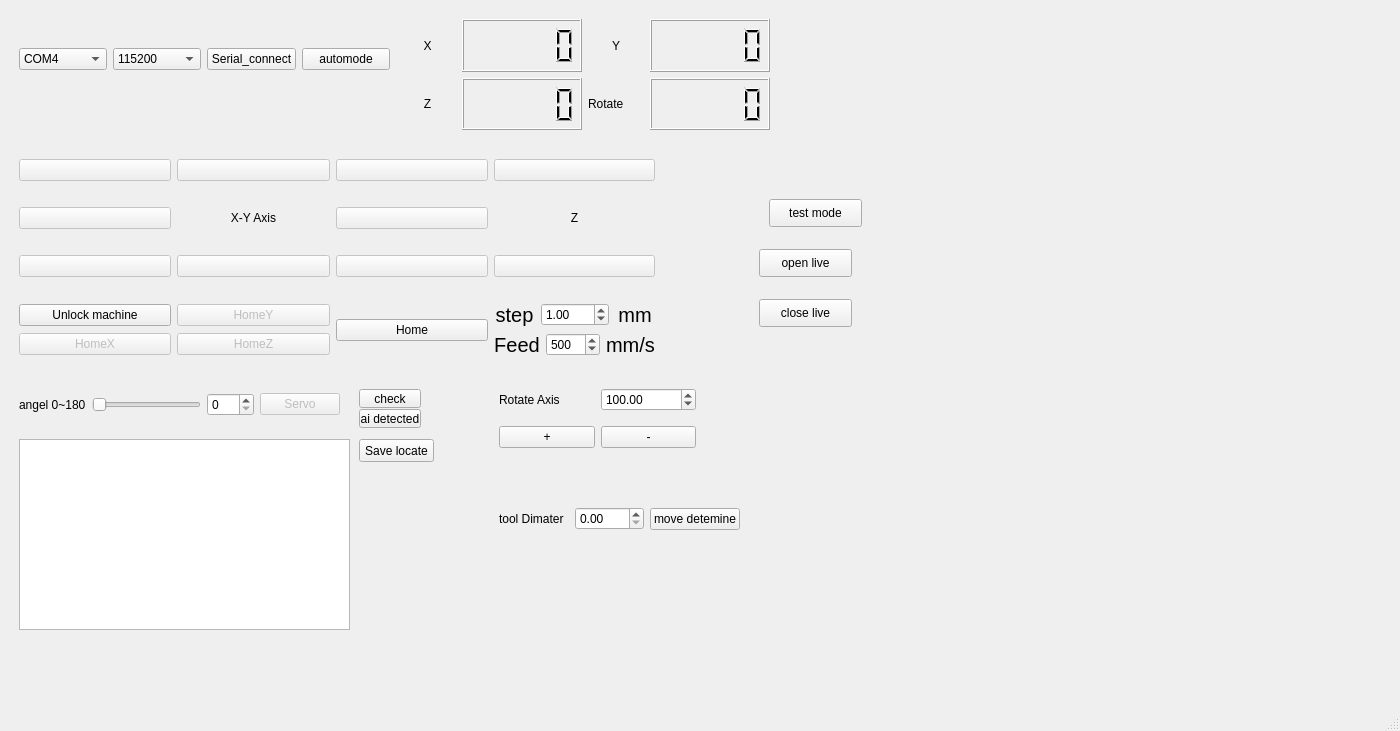
This is core/mainwindow.ui in kmolLin/PAOM_ids as Qt 5 draws it before an edit. The edited form follows.
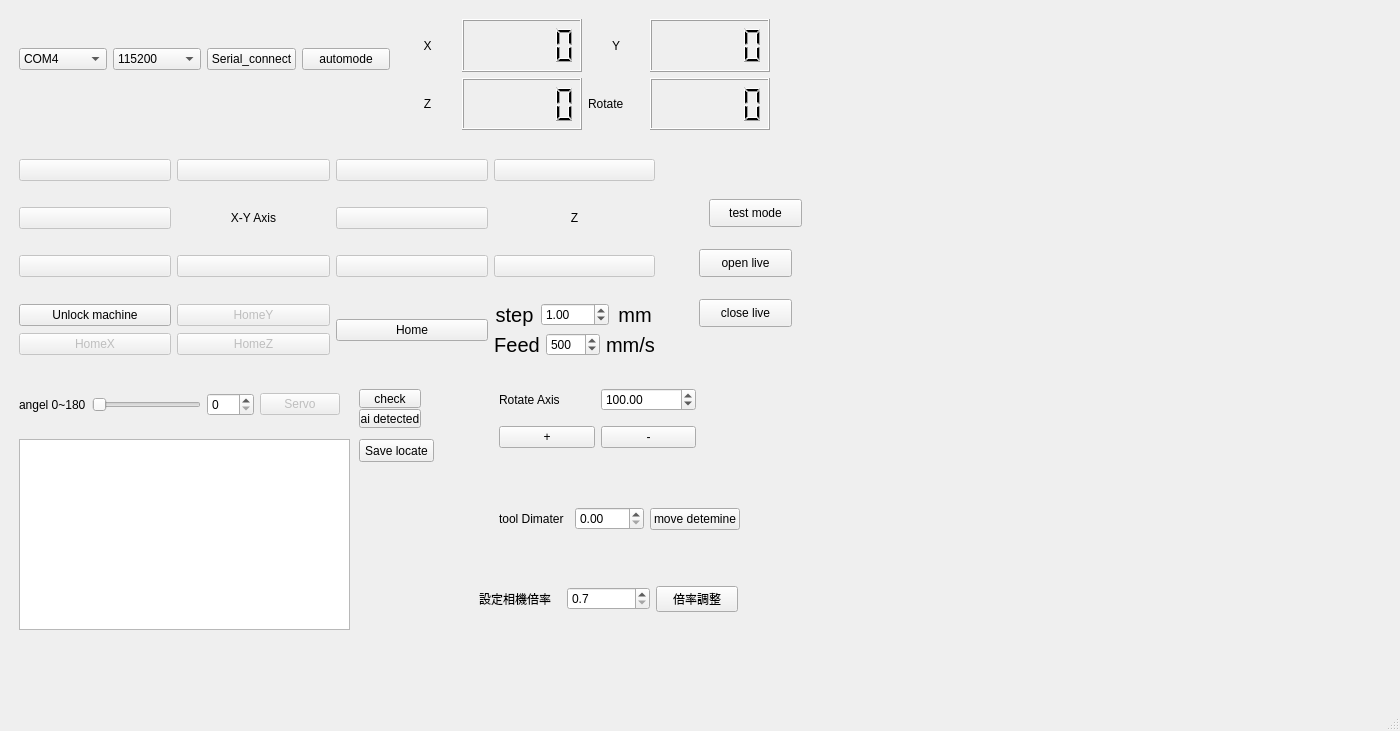
This is the edited form. Icons and pictures are not drawn.

Commit message: add len magitunde control

What changed in the file:
```diff
--- a/core/mainwindow.ui
+++ b/core/mainwindow.ui
@@ -843,7 +843,7 @@
         <widget class="QPushButton" name="testbtn">
          <property name="geometry">
           <rect>
-           <x>760</x>
+           <x>700</x>
            <y>190</y>
            <width>93</width>
            <height>28</height>
@@ -856,7 +856,7 @@
         <widget class="QPushButton" name="openlive">
          <property name="geometry">
           <rect>
-           <x>750</x>
+           <x>690</x>
            <y>240</y>
            <width>93</width>
            <height>28</height>
@@ -869,7 +869,7 @@
         <widget class="QPushButton" name="close_live">
          <property name="geometry">
           <rect>
-           <x>750</x>
+           <x>690</x>
            <y>290</y>
            <width>93</width>
            <height>28</height>
@@ -879,6 +879,48 @@
           <string>close live</string>
          </property>
         </widget>
+        <widget class="QWidget" name="horizontalLayoutWidget_4">
+         <property name="geometry">
+          <rect>
+           <x>470</x>
+           <y>550</y>
+           <width>259</width>
+           <height>80</height>
+          </rect>
+         </property>
+         <layout class="QHBoxLayout" name="horizontalLayout_2">
+          <item>
+           <widget class="QLabel" name="label_10">
+            <property name="text">
+             <string>設定相機倍率</string>
+            </property>
+           </widget>
+          </item>
+          <item>
+           <widget class="QDoubleSpinBox" name="len_man_double_2">
+            <property name="decimals">
+             <number>1</number>
+            </property>
+            <property name="minimum">
+             <double>0.700000000000000</double>
+            </property>
+            <property name="maximum">
+             <double>4.500000000000000</double>
+            </property>
+            <property name="singleStep">
+             <double>0.100000000000000</double>
+            </property>
+           </widget>
+          </item>
+          <item>
+           <widget class="QPushButton" name="magitunde_btn">
+            <property name="text">
+             <string>倍率調整</string>
+            </property>
+           </widget>
+          </item>
+         </layout>
+        </widget>
        </widget>
       </item>
      </layout>
```
The commit also changes 2 other files.
